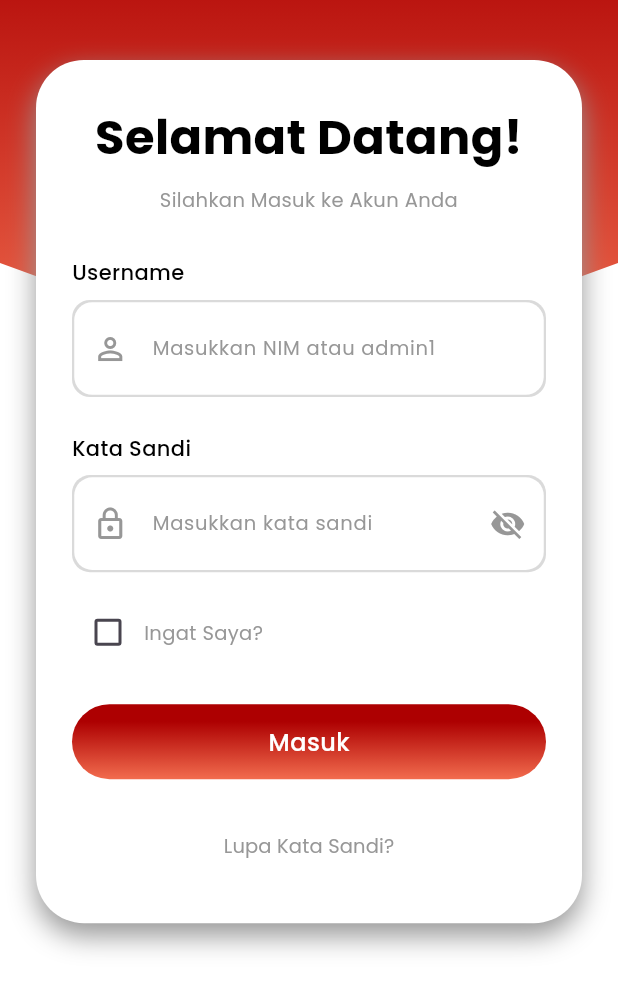
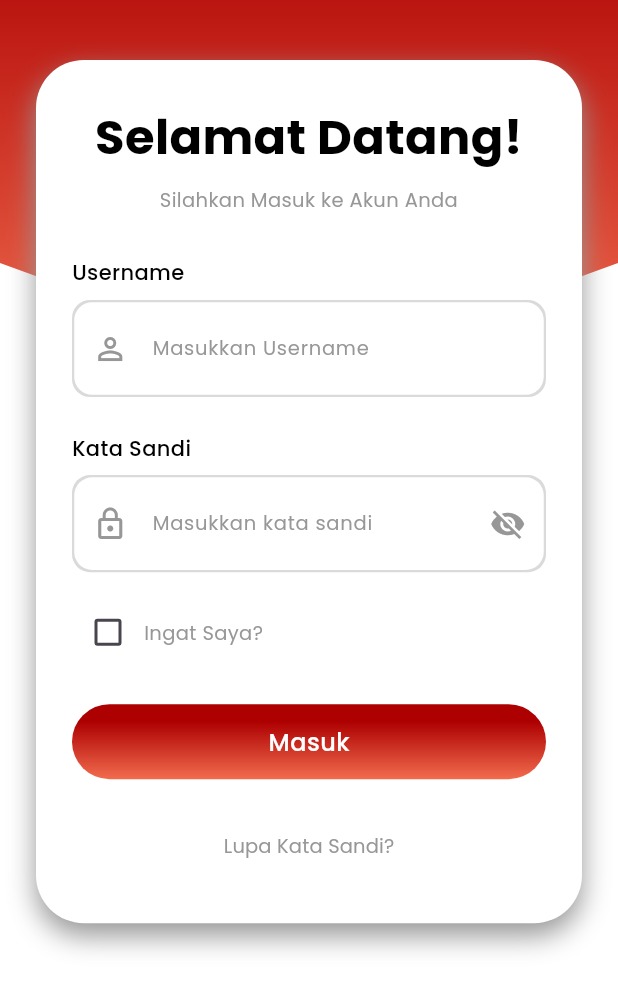
Before and after one commit to Ramadani2610/Pemrograman-Mobile-Kelompok-6_C, a Flutter app: the screen it shows after launch, on a phone screen of 412 x 824 dp, the part 235-1236 px from its top. Run offline on Flutter 3.47's test engine with Material 3 defaults, Android fonts, the phone set to English and light mode, and no system bars; our stand-ins replace firebase_core, shared_preferences; accounts and stored records are empty.

Commit message:
ubah nim dan nama jadi username

```diff
--- a/lib/presentation/auth/login_page.dart
+++ b/lib/presentation/auth/login_page.dart
@@ -40,7 +40,6 @@ class _HeaderClipper extends CustomClipper<Path> {
   @override
   bool shouldReclip(covariant CustomClipper<Path> oldClipper) => false;
 }
-
 
 class _LoginPageState extends State<LoginPage> {
   final TextEditingController _usernameController = TextEditingController();
@@ -156,9 +155,7 @@ class _LoginPageState extends State<LoginPage> {
             child: Container(
               height: screenHeight * 0.5,
               width: double.infinity,
-              decoration: const BoxDecoration(
-                gradient: AppColors.mainGradient,
-              ),
+              decoration: const BoxDecoration(gradient: AppColors.mainGradient),
             ),
           ),
 
@@ -179,7 +176,6 @@ class _LoginPageState extends State<LoginPage> {
                     ),
                   ),
                 ),
-
 
                 const SizedBox(height: 24),
 
@@ -241,7 +237,7 @@ class _LoginPageState extends State<LoginPage> {
                           const SizedBox(height: 8),
                           CustomTextField(
                             controller: _usernameController,
-                            label: 'Masukkan NIM atau admin1',
+                            label: 'Masukkan Username',
                             prefixIcon: Icons.person_outline,
                           ),
                           const SizedBox(height: 24),
@@ -354,5 +350,4 @@ class _LoginPageState extends State<LoginPage> {
       ),
     );
   }
-
 }
```
